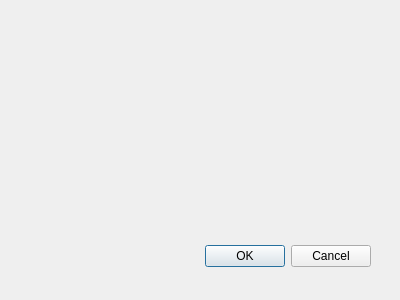
The window that filterdialog.ui (519984307/ZBYNS) describes before a commit, drawn with Qt 5.
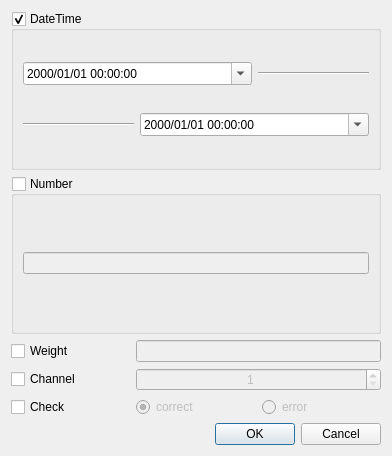
The same window after the commit.

What changed in the file:
```diff
--- a/filterdialog.ui
+++ b/filterdialog.ui
@@ -8,29 +8,159 @@
    <rect>
     <x>0</x>
     <y>0</y>
-    <width>400</width>
-    <height>300</height>
+    <width>392</width>
+    <height>456</height>
    </rect>
   </property>
   <property name="windowTitle">
    <string>Dialog</string>
   </property>
-  <widget name="buttonBox" class="QDialogButtonBox">
-   <property name="geometry">
-    <rect>
-     <x>30</x>
-     <y>240</y>
-     <width>341</width>
-     <height>32</height>
-    </rect>
-   </property>
-   <property name="orientation">
-    <enum>Qt::Horizontal</enum>
-   </property>
-   <property name="standardButtons">
-    <set>QDialogButtonBox::Cancel|QDialogButtonBox::Ok</set>
-   </property>
-  </widget>
+  <layout class="QGridLayout" name="gridLayout_3">
+   <item row="2" column="0">
+    <widget class="QCheckBox" name="plate_checkBox">
+     <property name="text">
+      <string>Weight</string>
+     </property>
+    </widget>
+   </item>
+   <item row="3" column="0">
+    <widget class="QCheckBox" name="channel_checkBox">
+     <property name="text">
+      <string>Channel</string>
+     </property>
+    </widget>
+   </item>
+   <item row="4" column="2">
+    <widget class="QRadioButton" name="error_radioButton">
+     <property name="enabled">
+      <bool>false</bool>
+     </property>
+     <property name="text">
+      <string>error</string>
+     </property>
+    </widget>
+   </item>
+   <item row="4" column="1">
+    <widget class="QRadioButton" name="correct_radioButton">
+     <property name="enabled">
+      <bool>false</bool>
+     </property>
+     <property name="text">
+      <string>correct</string>
+     </property>
+     <property name="checked">
+      <bool>true</bool>
+     </property>
+    </widget>
+   </item>
+   <item row="5" column="1" colspan="2">
+    <widget class="QDialogButtonBox" name="buttonBox">
+     <property name="orientation">
+      <enum>Qt::Horizontal</enum>
+     </property>
+     <property name="standardButtons">
+      <set>QDialogButtonBox::Cancel|QDialogButtonBox::Ok</set>
+     </property>
+    </widget>
+   </item>
+   <item row="0" column="0" colspan="3">
+    <widget class="QGroupBox" name="dateTime_groupBox">
+     <property name="title">
+      <string>DateTime</string>
+     </property>
+     <property name="checkable">
+      <bool>true</bool>
+     </property>
+     <layout class="QGridLayout" name="gridLayout">
+      <item row="0" column="0" colspan="2">
+       <widget class="QDateTimeEdit" name="start_dateTimeEdit">
+        <property name="displayFormat">
+         <string>yyyy/MM/dd HH:mm:ss</string>
+        </property>
+        <property name="calendarPopup">
+         <bool>true</bool>
+        </property>
+       </widget>
+      </item>
+      <item row="1" column="1" colspan="2">
+       <widget class="QDateTimeEdit" name="end_dateTimeEdit">
+        <property name="accelerated">
+         <bool>false</bool>
+        </property>
+        <property name="showGroupSeparator" stdset="0">
+         <bool>false</bool>
+        </property>
+        <property name="displayFormat">
+         <string>yyyy/MM/dd HH:mm:ss</string>
+        </property>
+        <property name="calendarPopup">
+         <bool>true</bool>
+        </property>
+       </widget>
+      </item>
+      <item row="1" column="0">
+       <widget class="Line" name="line_2">
+        <property name="orientation">
+         <enum>Qt::Horizontal</enum>
+        </property>
+       </widget>
+      </item>
+      <item row="0" column="2">
+       <widget class="Line" name="line">
+        <property name="orientation">
+         <enum>Qt::Horizontal</enum>
+        </property>
+       </widget>
+      </item>
+     </layout>
+    </widget>
+   </item>
+   <item row="2" column="1" colspan="2">
+    <widget class="QLineEdit" name="plate_lineEdit">
+     <property name="enabled">
+      <bool>false</bool>
+     </property>
+    </widget>
+   </item>
+   <item row="4" column="0">
+    <widget class="QCheckBox" name="check_checkBox">
+     <property name="text">
+      <string>Check</string>
+     </property>
+    </widget>
+   </item>
+   <item row="3" column="1" colspan="2">
+    <widget class="QSpinBox" name="channel_spinBox">
+     <property name="enabled">
+      <bool>false</bool>
+     </property>
+     <property name="alignment">
+      <set>Qt::AlignCenter</set>
+     </property>
+     <property name="minimum">
+      <number>1</number>
+     </property>
+    </widget>
+   </item>
+   <item row="1" column="0" colspan="3">
+    <widget class="QGroupBox" name="container_groupBox">
+     <property name="title">
+      <string>Number</string>
+     </property>
+     <property name="checkable">
+      <bool>true</bool>
+     </property>
+     <property name="checked">
+      <bool>false</bool>
+     </property>
+     <layout class="QGridLayout" name="gridLayout_2">
+      <item row="0" column="0" colspan="2">
+       <widget class="QLineEdit" name="front_lineEdit"/>
+      </item>
+     </layout>
+    </widget>
+   </item>
+  </layout>
  </widget>
  <pixmapfunction/>
  <resources/>
```
Left out of the diff: 79 changed lines with no effect on the pictures.
